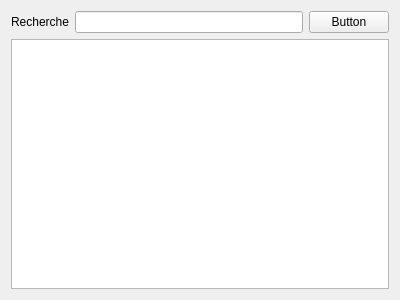
First picture: the form in src/TokenMenu.ui, repository Nepta/nixjdr, before the edit.
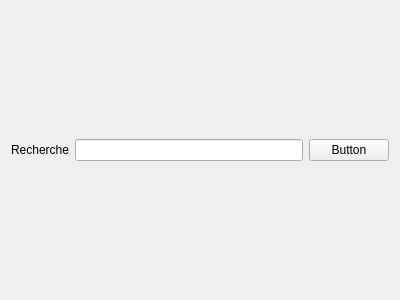
Second picture: the form after the edit.

Commit message: drag & drop from item list

The edit to the form file:
```diff
--- a/src/TokenMenu.ui
+++ b/src/TokenMenu.ui
@@ -56,9 +56,6 @@
        </item>
       </layout>
      </item>
-     <item>
-      <widget class="QListWidget" name="listToken"/>
-     </item>
     </layout>
    </item>
   </layout>
```
The commit also changes 9 other files.
